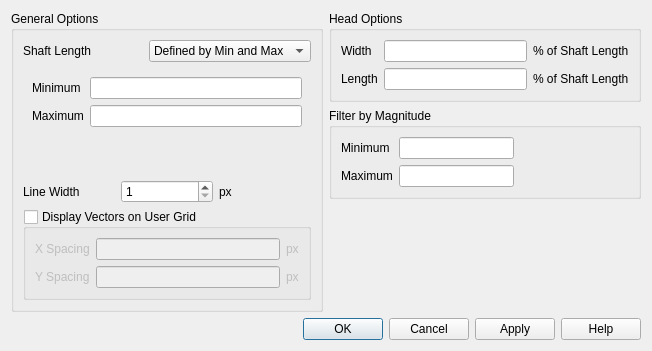
Qt form plugin/crayfish_viewer_vector_options_dialog_widget.ui (lutraconsulting/qgis-crayfish-plugin) before a commit.
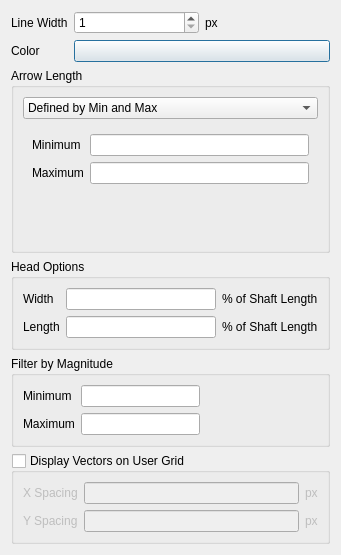
The same form after that commit. Custom widgets are drawn as their Qt base class.

Commit message: Configuration of vector arrow colors (closes #101)

Diff of the .ui file:
```diff
--- a/plugin/crayfish_viewer_vector_options_dialog_widget.ui
+++ b/plugin/crayfish_viewer_vector_options_dialog_widget.ui
@@ -6,35 +6,62 @@
    <rect>
     <x>0</x>
     <y>0</y>
-    <width>652</width>
-    <height>351</height>
+    <width>341</width>
+    <height>555</height>
    </rect>
   </property>
   <property name="windowTitle">
    <string>Vector Rendering Options</string>
   </property>
-  <layout class="QGridLayout" name="gridLayout_9">
-   <item row="0" column="0">
-    <layout class="QVBoxLayout" name="verticalLayout_3">
-     <item>
-      <layout class="QHBoxLayout" name="horizontalLayout_3">
-       <item>
-        <widget class="QGroupBox" name="generalOptionsGroupBox">
-         <property name="title">
-          <string>General Options</string>
-         </property>
-         <layout class="QGridLayout" name="gridLayout_3">
-          <item row="0" column="0">
            <layout class="QVBoxLayout" name="verticalLayout">
             <item>
-             <layout class="QHBoxLayout" name="horizontalLayout_2">
+    <layout class="QFormLayout" name="formLayout_4">
+     <item row="0" column="0">
+      <widget class="QLabel" name="lineWidthLabel">
+       <property name="text">
+        <string>Line Width</string>
+       </property>
+      </widget>
+     </item>
+     <item row="0" column="1">
+      <layout class="QHBoxLayout" name="horizontalLayout">
               <item>
-               <widget class="QLabel" name="shaftLengthLabel">
+        <widget class="QSpinBox" name="lineWidthSpinBox">
+         <property name="minimum">
+          <number>1</number>
+         </property>
+         <property name="maximum">
+          <number>10000</number>
+         </property>
+        </widget>
+       </item>
+       <item>
+        <widget class="QLabel" name="pxLabel">
                 <property name="text">
-                 <string>Shaft Length</string>
+          <string>px</string>
                 </property>
                </widget>
               </item>
+      </layout>
+     </item>
+     <item row="1" column="0">
+      <widget class="QLabel" name="label">
+       <property name="text">
+        <string>Color</string>
+       </property>
+      </widget>
+     </item>
+     <item row="1" column="1">
+      <widget class="QgsColorButton" name="colorButton"/>
+     </item>
+    </layout>
+   </item>
+   <item>
+    <widget class="QGroupBox" name="generalOptionsGroupBox">
+     <property name="title">
+      <string>Arrow Length</string>
+     </property>
+     <layout class="QVBoxLayout" name="verticalLayout_2">
               <item>
                <widget class="QComboBox" name="shaftLengthComboBox">
                 <property name="minimumSize">
@@ -63,17 +90,19 @@
                 </item>
                </widget>
               </item>
-             </layout>
-            </item>
             <item>
              <widget class="QStackedWidget" name="stackedWidget">
               <property name="currentIndex">
                <number>0</number>
               </property>
               <widget class="QWidget" name="page">
-               <layout class="QGridLayout" name="gridLayout_6">
-                <item row="1" column="1">
-                 <widget class="QLineEdit" name="maximumShaftLineEdit"/>
+         <layout class="QFormLayout" name="formLayout">
+          <item row="0" column="0">
+           <widget class="QLabel" name="minimumShaftLabel">
+            <property name="text">
+             <string>Minimum</string>
+            </property>
+           </widget>
                 </item>
                 <item row="0" column="1">
                  <widget class="QLineEdit" name="minimumShaftLineEdit"/>
@@ -85,25 +114,8 @@
                   </property>
                  </widget>
                 </item>
-                <item row="0" column="0">
-                 <widget class="QLabel" name="minimumShaftLabel">
-                  <property name="text">
-                   <string>Minimum</string>
-                  </property>
-                 </widget>
-                </item>
-                <item row="2" column="1">
-                 <spacer name="verticalSpacer_4">
-                  <property name="orientation">
-                   <enum>Qt::Vertical</enum>
-                  </property>
-                  <property name="sizeHint" stdset="0">
-                   <size>
-                    <width>20</width>
-                    <height>40</height>
-                   </size>
-                  </property>
-                 </spacer>
+          <item row="1" column="1">
+           <widget class="QLineEdit" name="maximumShaftLineEdit"/>
                 </item>
                </layout>
               </widget>
@@ -163,94 +175,9 @@
               </widget>
              </widget>
             </item>
-            <item>
-             <layout class="QHBoxLayout" name="horizontalLayout">
-              <item>
-               <widget class="QLabel" name="lineWidthLabel">
-                <property name="text">
-                 <string>Line Width</string>
-                </property>
-               </widget>
-              </item>
-              <item>
-               <widget class="QSpinBox" name="lineWidthSpinBox">
-                <property name="minimum">
-                 <number>1</number>
-                </property>
-                <property name="maximum">
-                 <number>10</number>
-                </property>
-               </widget>
-              </item>
-              <item>
-               <widget class="QLabel" name="pxLabel">
-                <property name="text">
-                 <string>px</string>
-                </property>
-               </widget>
-              </item>
-             </layout>
-            </item>
-            <item>
-             <widget class="QGroupBox" name="displayVectorsOnGridGroupBox">
-              <property name="title">
-               <string>Display Vectors on User Grid</string>
-              </property>
-              <property name="checkable">
-               <bool>true</bool>
-              </property>
-              <property name="checked">
-               <bool>false</bool>
-              </property>
-              <layout class="QGridLayout" name="gridLayout_2">
-               <item row="0" column="0">
-                <layout class="QGridLayout" name="gridLayout">
-                 <item row="0" column="0">
-                  <widget class="QLabel" name="xSpacingLabel">
-                   <property name="text">
-                    <string>X Spacing</string>
-                   </property>
-                  </widget>
-                 </item>
-                 <item row="0" column="1">
-                  <widget class="QLineEdit" name="xSpacingLineEdit"/>
-                 </item>
-                 <item row="0" column="2">
-                  <widget class="QLabel" name="pxLabel_2">
-                   <property name="text">
-                    <string>px</string>
-                   </property>
-                  </widget>
-                 </item>
-                 <item row="1" column="0">
-                  <widget class="QLabel" name="ySpacingLabel">
-                   <property name="text">
-                    <string>Y Spacing</string>
-                   </property>
-                  </widget>
-                 </item>
-                 <item row="1" column="1">
-                  <widget class="QLineEdit" name="ySpacingLineEdit"/>
-                 </item>
-                 <item row="1" column="2">
-                  <widget class="QLabel" name="pxLabel_3">
-                   <property name="text">
-                    <string>px</string>
-                   </property>
-                  </widget>
-                 </item>
-                </layout>
-               </item>
-              </layout>
-             </widget>
-            </item>
-           </layout>
-          </item>
-         </layout>
-        </widget>
-       </item>
-       <item>
-        <layout class="QVBoxLayout" name="verticalLayout_2">
+     </layout>
+    </widget>
+   </item>
          <item>
           <widget class="QGroupBox" name="headOptionsGroupBox">
            <property name="title">
@@ -340,39 +267,67 @@
           </widget>
          </item>
          <item>
-          <spacer name="verticalSpacer">
-           <property name="orientation">
-            <enum>Qt::Vertical</enum>
-           </property>
-           <property name="sizeHint" stdset="0">
-            <size>
-             <width>20</width>
-             <height>40</height>
-            </size>
-           </property>
-          </spacer>
-         </item>
-        </layout>
-       </item>
-      </layout>
-     </item>
-     <item>
-      <widget class="QDialogButtonBox" name="buttonBox">
-       <property name="enabled">
+    <widget class="QGroupBox" name="displayVectorsOnGridGroupBox">
+     <property name="title">
+      <string>Display Vectors on User Grid</string>
+     </property>
+     <property name="checkable">
         <bool>true</bool>
        </property>
-       <property name="orientation">
-        <enum>Qt::Horizontal</enum>
-       </property>
-       <property name="standardButtons">
-        <set>QDialogButtonBox::Apply|QDialogButtonBox::Cancel|QDialogButtonBox::Help|QDialogButtonBox::Ok</set>
+     <property name="checked">
+      <bool>false</bool>
+     </property>
+     <layout class="QGridLayout" name="gridLayout_2">
+      <item row="0" column="0">
+       <layout class="QGridLayout" name="gridLayout">
+        <item row="0" column="0">
+         <widget class="QLabel" name="xSpacingLabel">
+          <property name="text">
+           <string>X Spacing</string>
        </property>
       </widget>
      </item>
+        <item row="0" column="1">
+         <widget class="QLineEdit" name="xSpacingLineEdit"/>
+        </item>
+        <item row="0" column="2">
+         <widget class="QLabel" name="pxLabel_2">
+          <property name="text">
+           <string>px</string>
+          </property>
+         </widget>
+        </item>
+        <item row="1" column="0">
+         <widget class="QLabel" name="ySpacingLabel">
+          <property name="text">
+           <string>Y Spacing</string>
+          </property>
+         </widget>
+        </item>
+        <item row="1" column="1">
+         <widget class="QLineEdit" name="ySpacingLineEdit"/>
+        </item>
+        <item row="1" column="2">
+         <widget class="QLabel" name="pxLabel_3">
+          <property name="text">
+           <string>px</string>
+          </property>
+         </widget>
+        </item>
     </layout>
    </item>
   </layout>
  </widget>
+   </item>
+  </layout>
+ </widget>
+ <customwidgets>
+  <customwidget>
+   <class>QgsColorButton</class>
+   <extends>QPushButton</extends>
+   <header>qgis.gui</header>
+  </customwidget>
+ </customwidgets>
  <tabstops>
   <tabstop>shaftLengthComboBox</tabstop>
   <tabstop>minimumShaftLineEdit</tabstop>
```
Left out of the diff: 65 changed lines with no effect on the pictures. Lines whose indentation alone changed are shown as unchanged. The commit also changes 7 other files.
